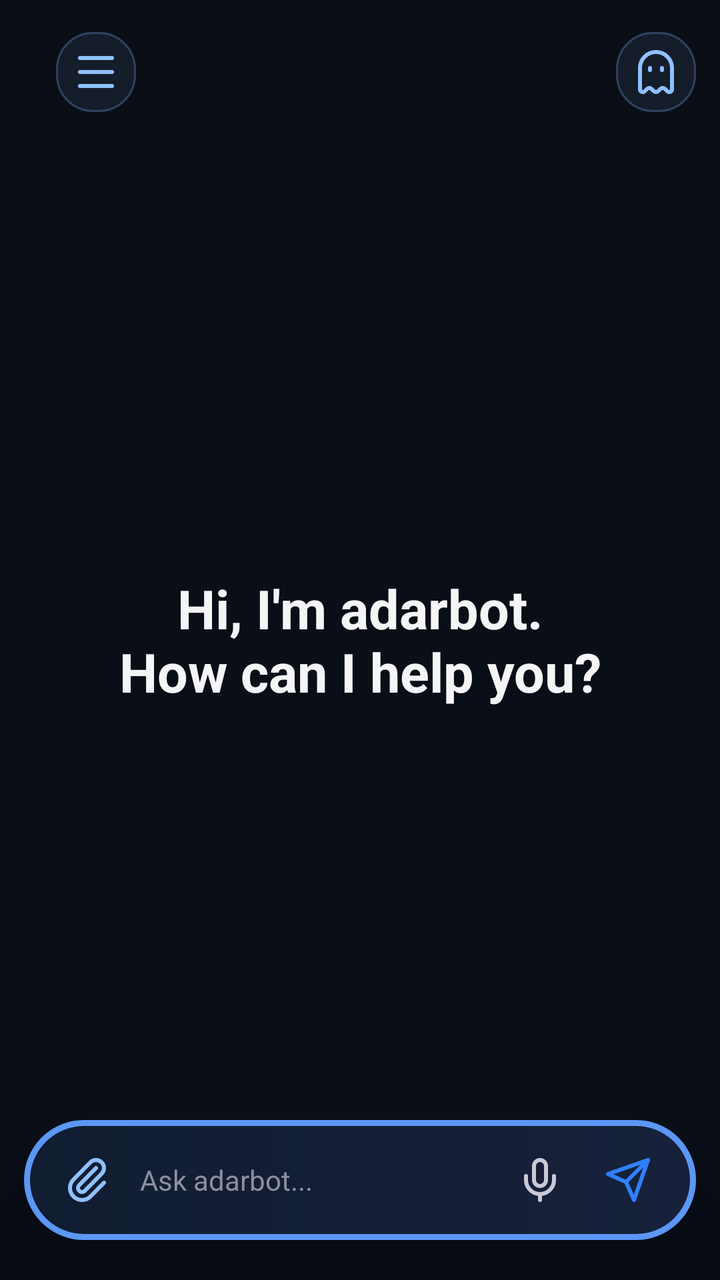
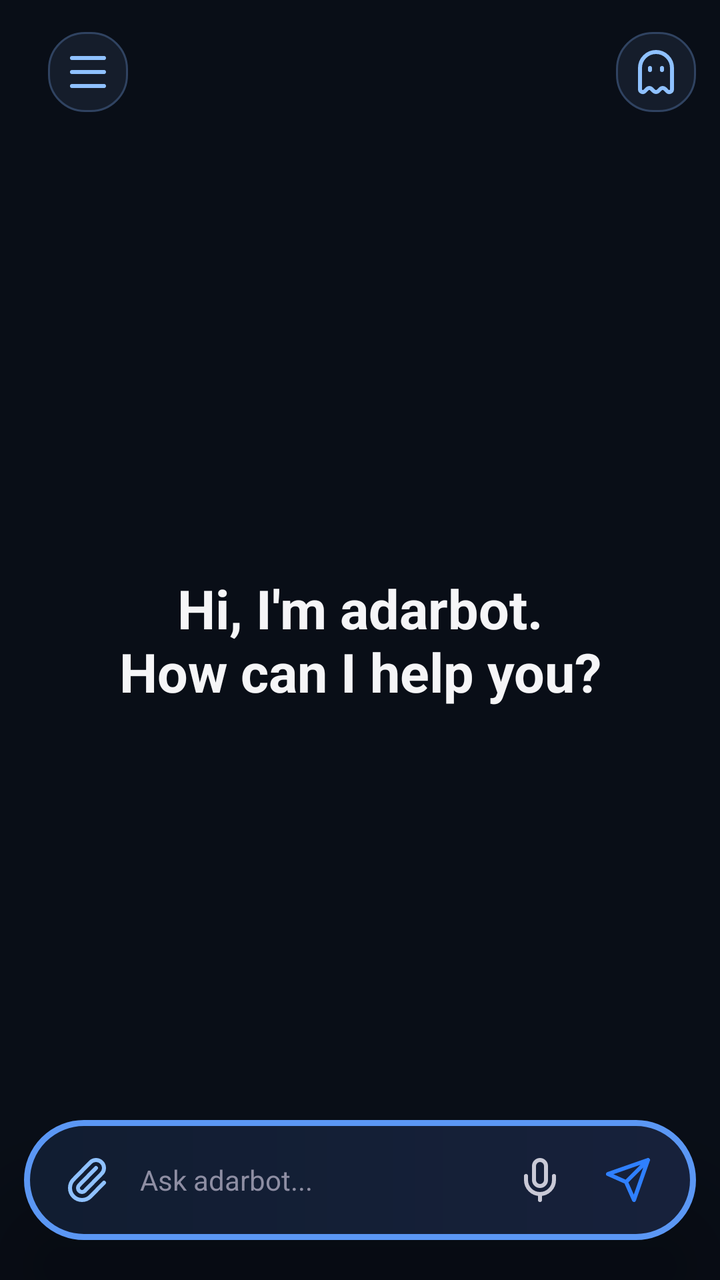

Compare the two renders of this Android layout. The source of the first and the diff that turns it into the second are given below.
<!-- AndroidManifest.xml: activity theme Theme.NemotronVoiceIME -->
<!-- res/layout/activity_chat.xml -->
<?xml version="1.0" encoding="utf-8"?>
<FrameLayout xmlns:android="http://schemas.android.com/apk/res/android"
    android:layout_width="match_parent"
    android:layout_height="match_parent"
    android:background="#090E17">

    <LinearLayout
        android:layout_width="match_parent"
        android:layout_height="match_parent"
        android:orientation="vertical">

    <FrameLayout
        android:layout_width="match_parent"
        android:layout_height="0dp"
        android:layout_weight="1">
        <androidx.recyclerview.widget.RecyclerView
            android:id="@+id/recyclerMessages"
            android:layout_width="match_parent"
            android:layout_height="match_parent"
            android:scrollbars="none"
            android:clipToPadding="false"
            android:paddingTop="92dp"
            android:paddingBottom="112dp" />
        <TextView
            android:id="@+id/welcomeView"
            android:layout_width="match_parent"
            android:layout_height="wrap_content"
            android:layout_gravity="center"
            android:gravity="center"
            android:text="Hi, I'm adarbot.\nHow can I help you?"
            android:textColor="#F5F5F7"
            android:textSize="27sp"
            android:textStyle="bold" />
    </FrameLayout>

    </LinearLayout>

    
    <LinearLayout
        android:layout_width="match_parent"
        android:layout_height="56dp"
        android:layout_gravity="top|center_horizontal"
        android:layout_marginLeft="12dp"
        android:layout_marginTop="8dp"
        android:layout_marginRight="12dp"
        android:background="@android:color/transparent"
        android:gravity="center_vertical"
        android:orientation="horizontal"
        android:paddingLeft="0dp"
        android:paddingRight="0dp">
        <LinearLayout
            android:layout_width="48dp"
            android:layout_height="40dp"
            android:gravity="center_vertical|start"
            android:paddingLeft="8dp"
            android:translationX="8dp">
            <ImageButton
                android:id="@+id/btnMenuChat"
                android:layout_width="40dp"
                android:layout_height="40dp"
                android:background="@drawable/bg_chip"
                android:contentDescription="Open chat menu"
                android:padding="8dp"
                android:src="@drawable/ic_menu"
                android:tint="#8FC1FF" />
            <ImageButton
                android:id="@+id/btnBack"
                android:layout_width="40dp"
                android:layout_height="40dp"
                android:background="?attr/selectableItemBackgroundBorderless"
                android:contentDescription="Back"
                android:padding="8dp"
                android:src="@drawable/ic_back"
                android:tint="#EDEDF0"
                android:visibility="gone" />
        </LinearLayout>
        <TextView
            android:id="@+id/convTitle"
            android:layout_width="0dp"
            android:layout_height="match_parent"
            android:layout_weight="1"
            android:ellipsize="end"
            android:gravity="center"
            android:maxLines="1"
            android:text="adarbot"
            android:textColor="#EDEDF0"
            android:textSize="17sp"
            android:textStyle="bold"
            android:visibility="invisible" />
        <LinearLayout
            android:layout_width="48dp"
            android:layout_height="40dp"
            android:gravity="center_vertical|end">
            <ImageButton
                android:id="@+id/btnIncognitoHome"
                android:layout_width="40dp"
                android:layout_height="40dp"
                android:background="@drawable/bg_chip"
                android:contentDescription="New incognito chat"
                android:padding="9dp"
                android:src="@drawable/ic_ghost"
                android:tint="#8FC1FF" />
            <ImageButton
                android:id="@+id/btnDelete"
                android:layout_width="40dp"
                android:layout_height="40dp"
                android:background="@drawable/bg_chip"
                android:contentDescription="Delete conversation"
                android:padding="10dp"
                android:src="@drawable/ic_trash"
                android:tint="#8FC1FF"
                android:visibility="gone" />
        </LinearLayout>
    </LinearLayout>

    <LinearLayout
        android:id="@+id/chatAttachmentPreview"
        android:layout_width="wrap_content"
        android:layout_height="wrap_content"
        android:layout_gravity="bottom|start"
        android:layout_marginLeft="22dp"
        android:layout_marginBottom="82dp"
        android:orientation="horizontal"
        android:gravity="center_vertical"
        android:padding="6dp"
        android:background="@drawable/bg_assist_preview"
        android:clipToOutline="true"
        android:elevation="24dp"
        android:visibility="gone">
        <ImageView
            android:id="@+id/chatAttachmentImage"
            android:layout_width="72dp"
            android:layout_height="48dp"
            android:background="@drawable/bg_assist_preview"
            android:clipToOutline="true"
            android:contentDescription="Attachment preview"
            android:outlineProvider="background"
            android:scaleType="centerCrop"
            android:visibility="gone" />
        <ImageView
            android:id="@+id/chatFileIcon"
            android:layout_width="32dp"
            android:layout_height="32dp"
            android:layout_marginLeft="6dp"
            android:contentDescription="File icon"
            android:src="@drawable/ic_file"
            android:tint="#8FC1FF"
            android:visibility="gone" />
        <TextView
            android:id="@+id/chatFileName"
            android:layout_width="wrap_content"
            android:layout_height="wrap_content"
            android:layout_marginLeft="8dp"
            android:layout_marginRight="8dp"
            android:ellipsize="end"
            android:maxLines="1"
            android:maxWidth="140dp"
            android:textColor="#EDEDF0"
            android:textSize="13sp"
            android:visibility="gone" />
        <ImageButton
            android:id="@+id/chatAttachmentRemove"
            android:layout_width="28dp"
            android:layout_height="28dp"
            android:background="@drawable/bg_assist_icon"
            android:contentDescription="Remove attachment"
            android:padding="6dp"
            android:src="@drawable/ic_close"
            android:tint="#FFFFFF" />
    </LinearLayout>

    
    <LinearLayout
        android:id="@+id/chatComposer"
        android:layout_width="match_parent"
        android:layout_height="wrap_content"
        android:layout_gravity="bottom"
        android:layout_marginLeft="12dp"
        android:layout_marginRight="12dp"
        android:layout_marginTop="14dp"
        android:layout_marginBottom="20dp"
        android:background="@drawable/bg_float_bar"
        android:elevation="24dp"
        android:translationZ="8dp"
        android:gravity="end"
        android:orientation="vertical"
        android:paddingLeft="12dp"
        android:paddingTop="8dp"
        android:paddingRight="12dp"
        android:paddingBottom="8dp">

        <TextView
            android:id="@+id/modelChip"
            android:layout_width="wrap_content"
            android:layout_height="wrap_content"
            android:layout_marginRight="4dp"
            android:layout_marginBottom="3dp"
            android:background="@drawable/bg_chip"
            android:paddingLeft="12dp"
            android:paddingTop="5dp"
            android:paddingRight="12dp"
            android:paddingBottom="5dp"
            android:text="DeepSeek"
            android:textColor="#C9C9D6"
            android:textSize="12sp"
            android:visibility="gone" />

        <LinearLayout
            android:layout_width="match_parent"
            android:layout_height="wrap_content"
            android:gravity="center_vertical"
            android:orientation="horizontal">

        <ImageButton
            android:id="@+id/btnAttach"
            android:layout_width="40dp"
            android:layout_height="44dp"
            android:background="@android:color/transparent"
            android:contentDescription="Attach"
            android:padding="9dp"
            android:src="@drawable/ic_attach"
            android:tint="#8FC1FF" />

        <EditText
            android:id="@+id/inputField"
            android:layout_width="0dp"
            android:layout_height="wrap_content"
            android:layout_weight="1"
            android:layout_marginLeft="0dp"
            android:layout_marginRight="2dp"
            android:background="@android:color/transparent"
            android:gravity="center_vertical"
            android:hint="Ask adarbot..."
            android:imeOptions="actionSend|flagNoFullscreen"
            android:importantForAutofill="no"
            android:inputType="text|textNoSuggestions"
            android:maxLines="1"
            android:singleLine="true"
            android:paddingLeft="6dp"
            android:paddingRight="6dp"
            android:textColor="#EDEDF0"
            android:textColorHint="#8E8EA3"
            android:textColorHighlight="@color/adarbot_selection"
            android:lineSpacingExtra="4dp"
            android:textSize="14sp" />

        <ImageButton
            android:id="@+id/btnMic"
            android:layout_width="44dp"
            android:layout_height="44dp"
            android:background="@android:color/transparent"
            android:contentDescription="Voice input"
            android:padding="10dp"
            android:src="@drawable/ic_mic"
            android:tint="#C9C9D6" />

        <FrameLayout
            android:layout_width="44dp"
            android:layout_height="44dp">
            <ImageButton
                android:id="@+id/btnSend"
                android:layout_width="match_parent"
                android:layout_height="match_parent"
                android:background="@android:color/transparent"
                android:contentDescription="Send"
                android:padding="10dp"
                android:src="@drawable/ic_send"
                android:tint="#2F80FF" />
        </FrameLayout>
        </LinearLayout>
    </LinearLayout>
</FrameLayout>
<!-- resources referenced by this layout -->
<resources>
  <color name="adarbot_selection">#335B97F4</color>
  <!-- drawable bg_assist_preview (drawable) -->
  <shape xmlns:android="http://schemas.android.com/apk/res/android" android:shape="rectangle">
      <solid android:color="#171B24" />
      <corners android:radius="28dp" />
  </shape>
  <!-- drawable bg_chip (drawable) -->
  <shape xmlns:android="http://schemas.android.com/apk/res/android"
      android:shape="rectangle">
      <solid android:color="#151D2B" />
      <stroke android:width="1dp" android:color="#304361" />
      <corners android:radius="18dp" />
  </shape>
  <!-- drawable bg_float_bar (drawable) -->
  <shape xmlns:android="http://schemas.android.com/apk/res/android" android:shape="rectangle">
      <gradient android:angle="0" android:startColor="#111D31" android:endColor="#17213B" />
      <stroke android:width="3dp" android:color="#5B97F4" />
      <corners android:radius="36dp" />
  </shape>
  <!-- drawable ic_back (drawable) -->
  <vector xmlns:android="http://schemas.android.com/apk/res/android" android:width="24dp" android:height="24dp" android:viewportWidth="24" android:viewportHeight="24">
      <path android:fillColor="#00000000" android:strokeColor="#FFFFFFFF" android:strokeWidth="2" android:strokeLineCap="round" android:strokeLineJoin="round" android:pathData="M12,19L5,12L12,5M19,12L5,12" />
  </vector>
  <!-- drawable ic_close (drawable) -->
  <vector xmlns:android="http://schemas.android.com/apk/res/android" android:width="24dp" android:height="24dp" android:viewportWidth="24" android:viewportHeight="24">
      <path android:fillColor="#00000000" android:strokeColor="#FFFFFFFF" android:strokeWidth="2" android:strokeLineCap="round" android:pathData="M18,6L6,18M6,6L18,18" />
  </vector>
  <!-- drawable ic_menu (drawable) -->
  <vector xmlns:android="http://schemas.android.com/apk/res/android" android:width="24dp" android:height="24dp" android:viewportWidth="24" android:viewportHeight="24">
      <path android:fillColor="#00000000" android:strokeColor="#FFFFFFFF" android:strokeWidth="2" android:strokeLineCap="round" android:pathData="M4,5L20,5M4,12L20,12M4,19L20,19" />
  </vector>
  <!-- drawable ic_mic (drawable) -->
  <vector xmlns:android="http://schemas.android.com/apk/res/android" android:width="24dp" android:height="24dp" android:viewportWidth="24" android:viewportHeight="24">
      <path android:fillColor="#00000000" android:strokeColor="#FFFFFFFF" android:strokeWidth="2" android:strokeLineCap="round" android:strokeLineJoin="round" android:pathData="M12,19L12,22M19,10L19,12A7,7 0,0 1,5,12L5,10M9,5A3,3 0,0 1,15,5L15,12A3,3 0,0 1,9,12Z" />
  </vector>
  <!-- drawable ic_send (drawable) -->
  <vector xmlns:android="http://schemas.android.com/apk/res/android" android:width="24dp" android:height="24dp" android:viewportWidth="24" android:viewportHeight="24">
      <path android:fillColor="#00000000" android:strokeColor="#FFFFFFFF" android:strokeWidth="2" android:strokeLineCap="round" android:strokeLineJoin="round" android:pathData="M22,2L11,13M22,2L15,22L11,13L2,9Z" />
  </vector>
  <style name="Theme.NemotronVoiceIME" parent="Theme.Material3.DayNight.NoActionBar">
          <item name="colorPrimary">@color/accent</item>
          <item name="colorPrimaryVariant">@color/accent_dark</item>
          <item name="colorOnPrimary">@color/text_light</item>
          <item name="colorControlActivated">@color/adarbot_accent</item>
          <item name="android:statusBarColor">@color/bg_primary</item>
      </style>
  <color name="accent">#76B900</color>
  <color name="accent_dark">#5A8C00</color>
  <color name="text_light">#FFFFFF</color>
  <color name="adarbot_accent">#5B97F4</color>
  <color name="bg_primary">#1A1A2E</color>
  <!-- unchanged entries left out for length: 5 -->
</resources>

<!-- the commit's change to res/layout/activity_chat.xml (unified diff, before → after) -->
@@ -53,7 +53,7 @@
             android:layout_height="40dp"
             android:gravity="center_vertical|start"
             android:paddingLeft="8dp"
-            android:translationX="8dp">
+            android:translationX="4dp">
             <ImageButton
                 android:id="@+id/btnMenuChat"
                 android:layout_width="40dp"
